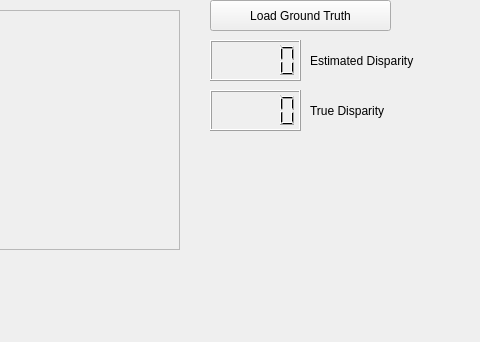
Before: the Qt Designer form Practica 5/mainwindow.ui in ARebollo/ArtificialVision, drawn with Qt 5; both pictures show x 530 to 1010 and y 300 to 642 of the 1010 by 642 pixel window.
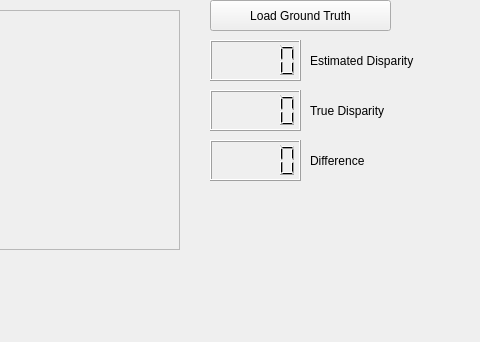
After: the same form once the commit is applied.

Commit message: Medidor de diferencia

```diff
--- a/Practica 5/mainwindow.ui
+++ b/Practica 5/mainwindow.ui
@@ -304,6 +304,29 @@
     <string>Iterations</string>
    </property>
   </widget>
+  <widget class="QLCDNumber" name="dispPerc">
+   <property name="geometry">
+    <rect>
+     <x>740</x>
+     <y>440</y>
+     <width>91</width>
+     <height>41</height>
+    </rect>
+   </property>
+  </widget>
+  <widget class="QLabel" name="label_7">
+   <property name="geometry">
+    <rect>
+     <x>840</x>
+     <y>440</y>
+     <width>111</width>
+     <height>41</height>
+    </rect>
+   </property>
+   <property name="text">
+    <string>Difference</string>
+   </property>
+  </widget>
  </widget>
  <tabstops>
   <tabstop>colorButton</tabstop>
```
The commit also changes 1 other file.
